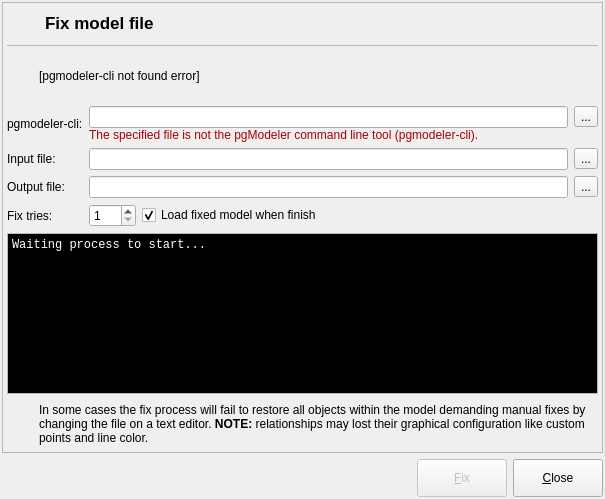
First picture: the form in libpgmodeler_ui/ui/modelfixform.ui, repository pgmodeler/pgmodeler, before the edit.
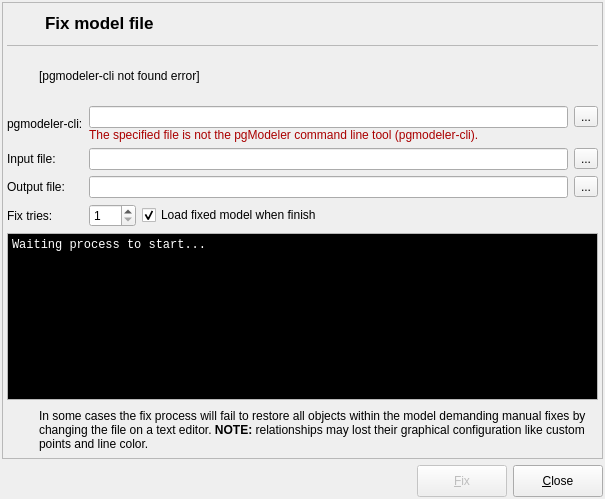
Second picture: the form after the edit. Icons and pictures are not drawn.

The edit to the form file:
```diff
--- a/libpgmodeler_ui/ui/modelfixform.ui
+++ b/libpgmodeler_ui/ui/modelfixform.ui
@@ -51,112 +51,6 @@
    <property name="bottomMargin">
     <number>2</number>
    </property>
-   <item row="1" column="0">
-    <widget class="QLabel" name="label">
-     <property name="text">
-      <string/>
-     </property>
-     <property name="pixmap">
-      <pixmap resource="../res/resources.qrc">:/imagens/imagens/pgmodeler_name.png</pixmap>
-     </property>
-    </widget>
-   </item>
-   <item row="1" column="3">
-    <layout class="QHBoxLayout" name="horizontalLayout">
-     <item>
-      <spacer>
-       <property name="orientation">
-        <enum>Qt::Horizontal</enum>
-       </property>
-       <property name="sizeHint" stdset="0">
-        <size>
-         <width>186</width>
-         <height>27</height>
-        </size>
-       </property>
-      </spacer>
-     </item>
-     <item>
-      <widget class="QPushButton" name="fix_btn">
-       <property name="enabled">
-        <bool>false</bool>
-       </property>
-       <property name="sizePolicy">
-        <sizepolicy hsizetype="Preferred" vsizetype="Fixed">
-         <horstretch>0</horstretch>
-         <verstretch>0</verstretch>
-        </sizepolicy>
-       </property>
-       <property name="minimumSize">
-        <size>
-         <width>90</width>
-         <height>38</height>
-        </size>
-       </property>
-       <property name="maximumSize">
-        <size>
-         <width>16777215</width>
-         <height>16777215</height>
-        </size>
-       </property>
-       <property name="text">
-        <string>&amp;Fix</string>
-       </property>
-       <property name="icon">
-        <iconset resource="../res/resources.qrc">
-         <normaloff>:/icones/icones/fixobject.png</normaloff>:/icones/icones/fixobject.png</iconset>
-       </property>
-       <property name="iconSize">
-        <size>
-         <width>20</width>
-         <height>20</height>
-        </size>
-       </property>
-       <property name="default">
-        <bool>true</bool>
-       </property>
-      </widget>
-     </item>
-     <item>
-      <widget class="QPushButton" name="close_btn">
-       <property name="sizePolicy">
-        <sizepolicy hsizetype="Preferred" vsizetype="Fixed">
-         <horstretch>0</horstretch>
-         <verstretch>0</verstretch>
-        </sizepolicy>
-       </property>
-       <property name="minimumSize">
-        <size>
-         <width>90</width>
-         <height>38</height>
-        </size>
-       </property>
-       <property name="maximumSize">
-        <size>
-         <width>16777215</width>
-         <height>16777215</height>
-        </size>
-       </property>
-       <property name="text">
-        <string>&amp;Close</string>
-       </property>
-       <property name="icon">
-        <iconset resource="../res/resources.qrc">
-         <normaloff>:/icones/icones/fechar1.png</normaloff>:/icones/icones/fechar1.png</iconset>
-       </property>
-       <property name="iconSize">
-        <size>
-         <width>20</width>
-         <height>20</height>
-        </size>
-       </property>
-       <property name="flat">
-        <bool>false</bool>
-       </property>
-      </widget>
-     </item>
-    </layout>
-   </item>
    <item row="0" column="0" colspan="4">
     <widget class="QFrame" name="frame">
      <property name="enabled">
@@ -775,6 +669,118 @@
      </layout>
     </widget>
    </item>
+   <item row="1" column="0" colspan="4">
+    <layout class="QHBoxLayout" name="horizontalLayout">
+     <item>
+      <widget class="QLabel" name="label">
+       <property name="sizePolicy">
+        <sizepolicy hsizetype="Preferred" vsizetype="Fixed">
+         <horstretch>0</horstretch>
+         <verstretch>0</verstretch>
+        </sizepolicy>
+       </property>
+       <property name="text">
+        <string/>
+       </property>
+       <property name="pixmap">
+        <pixmap resource="../res/resources.qrc">:/imagens/imagens/pgmodeler_name.png</pixmap>
+       </property>
+      </widget>
+     </item>
+     <item>
+      <spacer>
+       <property name="orientation">
+        <enum>Qt::Horizontal</enum>
+       </property>
+       <property name="sizeHint" stdset="0">
+        <size>
+         <width>186</width>
+         <height>27</height>
+        </size>
+       </property>
+      </spacer>
+     </item>
+     <item>
+      <widget class="QPushButton" name="fix_btn">
+       <property name="enabled">
+        <bool>false</bool>
+       </property>
+       <property name="sizePolicy">
+        <sizepolicy hsizetype="Preferred" vsizetype="Fixed">
+         <horstretch>0</horstretch>
+         <verstretch>0</verstretch>
+        </sizepolicy>
+       </property>
+       <property name="minimumSize">
+        <size>
+         <width>90</width>
+         <height>32</height>
+        </size>
+       </property>
+       <property name="maximumSize">
+        <size>
+         <width>16777215</width>
+         <height>16777215</height>
+        </size>
+       </property>
+       <property name="text">
+        <string>&amp;Fix</string>
+       </property>
+       <property name="icon">
+        <iconset resource="../res/resources.qrc">
+         <normaloff>:/icones/icones/fixobject.png</normaloff>:/icones/icones/fixobject.png</iconset>
+       </property>
+       <property name="iconSize">
+        <size>
+         <width>20</width>
+         <height>20</height>
+        </size>
+       </property>
+       <property name="default">
+        <bool>true</bool>
+       </property>
+      </widget>
+     </item>
+     <item>
+      <widget class="QPushButton" name="close_btn">
+       <property name="sizePolicy">
+        <sizepolicy hsizetype="Preferred" vsizetype="Fixed">
+         <horstretch>0</horstretch>
+         <verstretch>0</verstretch>
+        </sizepolicy>
+       </property>
+       <property name="minimumSize">
+        <size>
+         <width>90</width>
+         <height>32</height>
+        </size>
+       </property>
+       <property name="maximumSize">
+        <size>
+         <width>16777215</width>
+         <height>16777215</height>
+        </size>
+       </property>
+       <property name="text">
+        <string>&amp;Close</string>
+       </property>
+       <property name="icon">
+        <iconset resource="../res/resources.qrc">
+         <normaloff>:/icones/icones/fechar1.png</normaloff>:/icones/icones/fechar1.png</iconset>
+       </property>
+       <property name="iconSize">
+        <size>
+         <width>20</width>
+         <height>20</height>
+        </size>
+       </property>
+       <property name="flat">
+        <bool>false</bool>
+       </property>
+      </widget>
+     </item>
+    </layout>
+   </item>
   </layout>
  </widget>
  <resources>
```
